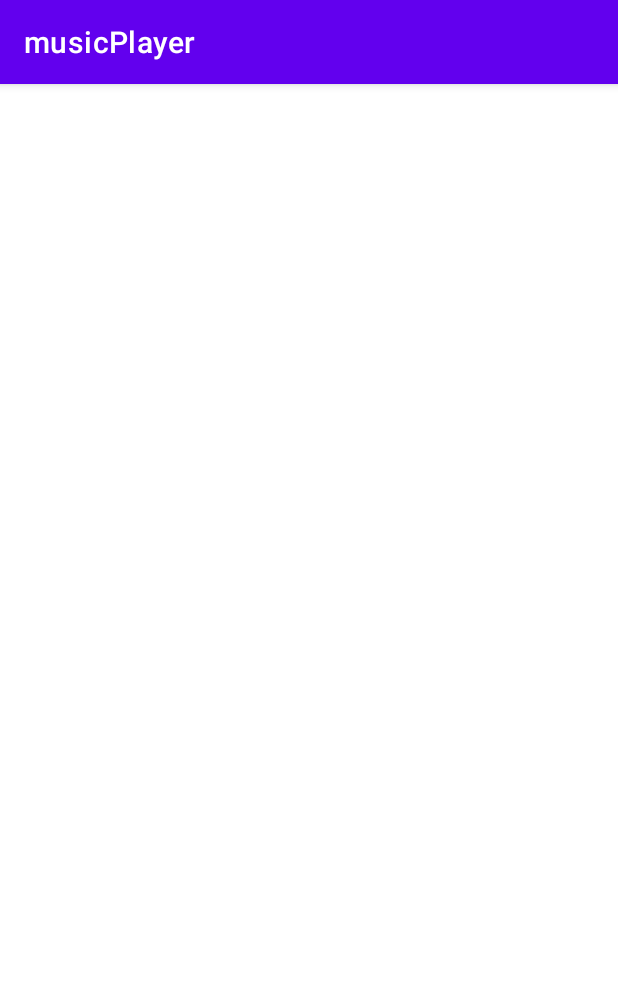
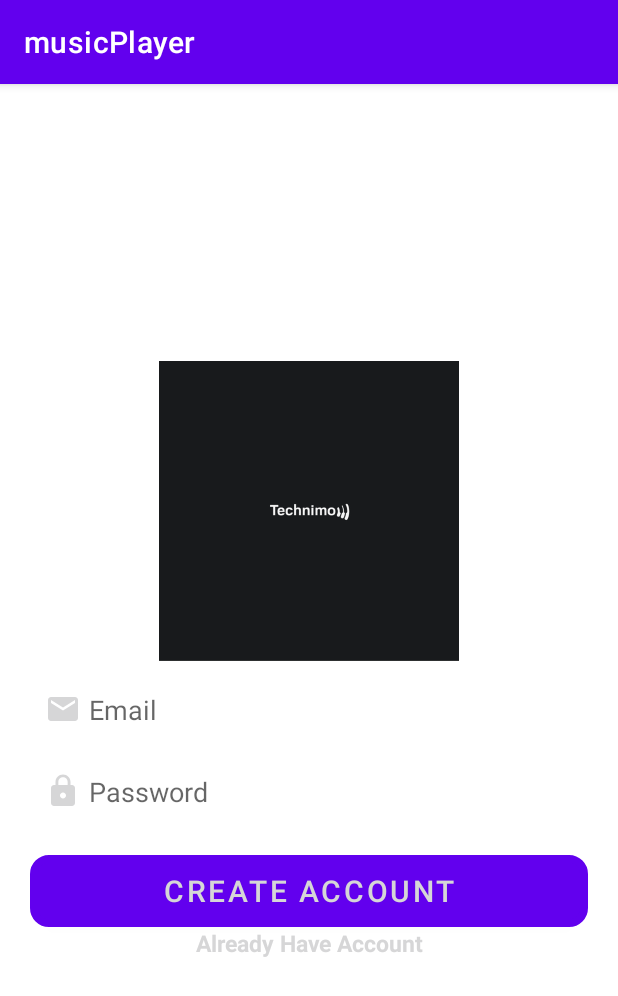
Before and after one commit to dicky1218/musicApp, an Android app: the RegisterActivity screen opened directly, with no data from a screen before it, on a phone screen of 412 x 824 dp. Shown: the top 996 px of the screen. Run offline under Robolectric (Android 15) with nearby library versions, the phone set to English and light mode, and no system bars; our stand-ins replace Firebase (no records; nobody signed in at launch, a user with empty details on screens opened directly).

Commit message:
finish_register

```diff
--- a/app/build.gradle
+++ b/app/build.gradle
@@ -2,6 +2,7 @@ plugins {
     id 'com.android.application'
     id 'org.jetbrains.kotlin.android'
     id 'com.google.gms.google-services'
+    id 'org.jetbrains.kotlin.android.extensions'
 }
 
 android {
@@ -57,4 +58,6 @@ dependencies {
     implementation 'androidx.biometric:biometric:1.1.0'
 
     implementation 'com.google.firebase:firebase-auth-ktx:21.0.5'
+
+    implementation 'androidx.legacy:legacy-support-v4:1.0.0'
 }
--- a/app/src/main/res/layout/activity_register.xml
+++ b/app/src/main/res/layout/activity_register.xml
@@ -1,13 +1,69 @@
 <?xml version="1.0" encoding="utf-8"?>
-<androidx.constraintlayout.widget.ConstraintLayout xmlns:android="http://schemas.android.com/apk/res/android"
+<ScrollView xmlns:android="http://schemas.android.com/apk/res/android"
     xmlns:app="http://schemas.android.com/apk/res-auto"
     xmlns:tools="http://schemas.android.com/tools"
     android:layout_width="match_parent"
     android:layout_height="match_parent"
     tools:context=".RegisterActivity">
 
-    <TextView
+    <LinearLayout
         android:layout_width="match_parent"
-        android:layout_height="match_parent"/>
+        android:layout_height="match_parent"
+        android:layout_gravity="center"
+        android:layout_margin="20dp"
+        android:orientation="vertical">
 
-</androidx.constraintlayout.widget.ConstraintLayout>
+    <ImageView
+        android:layout_width="200dp"
+        android:layout_height="200dp"
+        android:layout_gravity="center"
+        android:src="@drawable/music_logo"/>
+
+    <EditText
+        android:id="@+id/register_email"
+        android:layout_width="match_parent"
+        android:layout_height="match_parent"
+        android:hint="@string/register_email"
+        android:background="@drawable/edittext_style"
+        android:padding="10dp"
+        android:drawableLeft="@drawable/email_icon"
+        android:drawablePadding="5dp"
+        android:layout_marginTop="10dp"
+        android:drawableTint="@color/colorPrimaryDark"/>
+
+    <EditText
+        android:id="@+id/register_password"
+        android:layout_width="match_parent"
+        android:layout_height="wrap_content"
+        android:hint="@string/register_password"
+        android:background="@drawable/edittext_style"
+        android:padding="10dp"
+        android:inputType="textPassword"
+        android:drawableLeft="@drawable/password_icon"
+        android:drawablePadding="5dp"
+        android:layout_marginTop="10dp"
+        android:drawableTint="@color/colorPrimaryDark"/>
+
+     <Button
+        android:id="@+id/register_button"
+        android:layout_width="match_parent"
+        android:layout_height="match_parent"
+        android:text="@string/create_account"
+        android:layout_marginTop="20dp"
+        android:textColor="@color/colorAccent"
+        android:textSize="20dp"
+        android:background="@drawable/button_style"/>
+
+        <TextView
+            android:id="@+id/already_have_account"
+            android:layout_width="match_parent"
+            android:layout_height="wrap_content"
+            android:text="@string/already_have_account"
+            android:textColor="@color/colorPrimary"
+            android:textSize="15dp"
+            android:textStyle="bold"
+            android:textAlignment="center"/>
+
+    </LinearLayout>
+
+</ScrollView>
--- a/app/src/main/res/values/strings.xml
+++ b/app/src/main/res/values/strings.xml
@@ -2,15 +2,12 @@
     <string name="app_name">musicPlayer</string>
     <string name="title_activity_login">LoginActivity</string>
     <string name="prompt_email">Email</string>
+    <string name="register_email">Email</string>
     <string name="prompt_password">Password</string>
-    <string name="action_sign_in">Sign in or register</string>
-    <string name="action_sign_in_short">Sign in</string>
-    <string name="welcome">"Welcome !"</string>
-    <string name="invalid_username">Not a valid username</string>
-    <string name="invalid_password">Password must be >5 characters</string>
-    <string name="login_failed">"Login failed"</string>
+    <string name="register_password">Password</string>
     <string name="login_button">Login</string>
     <string name="forgot_password">Forgot Password</string>
     <string name="create_account">Create Account</string>
+    <string name="already_have_account">Already Have Account</string>
     <string name="fingerprint">Fingerprint</string>
 </resources>
```
Also changed, not shown: app/src/main/java/com/kotlin/musicplayer/LoginActivity.kt (+16 -1 lines), app/src/main/java/com/kotlin/musicplayer/MainActivity.kt (+6 -2 lines), app/src/main/java/com/kotlin/musicplayer/RegisterActivity.kt (+67 -1 lines), app/src/main/res/layout/activity_login.xml (+3 -11 lines).
